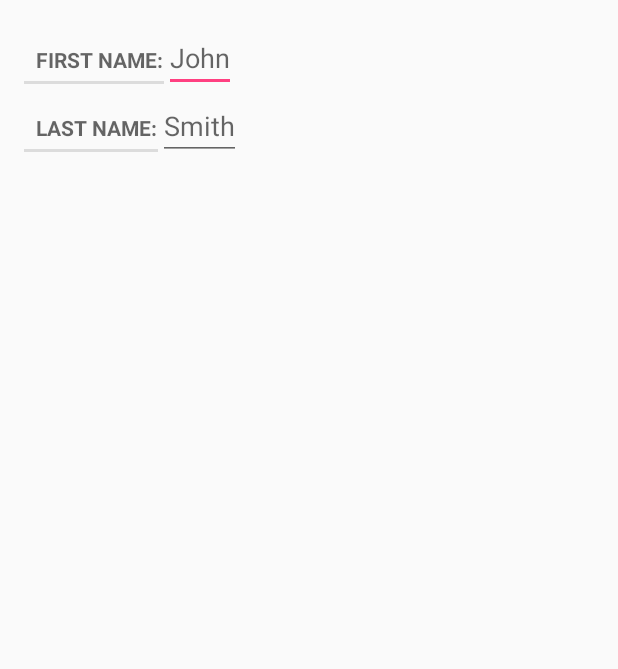
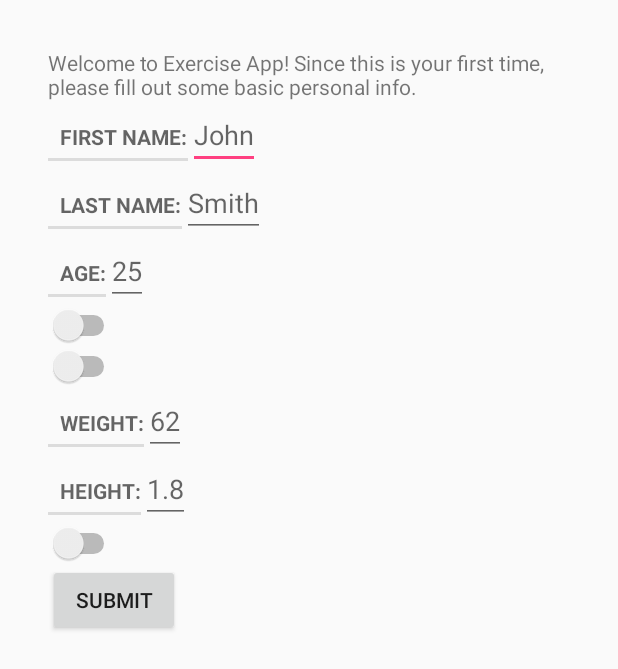
Before and after one commit to andersonda/group7project, an Android app: the layout fragment_register.xml on its own in the app's theme, with its tools: preview values and no code run, on a phone screen of 412 x 824 dp. Shown: the top 669 px of the screen. Run offline under Robolectric (Android 15) with nearby library versions, the phone set to English and light mode, and no system bars.

Commit message:
more updates to registration form

```diff
--- a/app/src/main/AndroidManifest.xml
+++ b/app/src/main/AndroidManifest.xml
@@ -1,10 +1,12 @@
 <?xml version="1.0" encoding="utf-8"?>
 <manifest xmlns:android="http://schemas.android.com/apk/res/android"
+    xmlns:tools="http://schemas.android.com/tools"
     package="edu.ecu.cs.exerciseapplication">
 
     <application
         android:allowBackup="true"
         android:icon="@mipmap/ic_launcher"
+        tools:replace="android:icon"
         android:label="@string/app_name"
         android:roundIcon="@mipmap/ic_launcher_round"
         android:supportsRtl="true"
--- a/app/src/main/java/edu/ecu/cs/exerciseapplication/User.java
+++ b/app/src/main/java/edu/ecu/cs/exerciseapplication/User.java
@@ -23,9 +23,19 @@ public class User extends SugarRecord<User> {
 
     private int mAge;
 
+    private boolean mIsMale;
+
     private static final double KG_TO_LB = 2.20462;
     private static final double M_TO_IN = 39.3701;
 
+    public User(String mFirstName, String mLastName, double mWeight, double mHeight, int mAge, boolean mIsMale) {
+        this.mFirstName = mFirstName;
+        this.mLastName = mLastName;
+        this.mWeight = mWeight;
+        this.mHeight = mHeight;
+        this.mAge = mAge;
+        this.mIsMale = mIsMale;
+    }
 
     public String getmFirstName() {
         return mFirstName;
@@ -73,6 +83,14 @@ public class User extends SugarRecord<User> {
 
     public void setmAge(int mAge) {
         this.mAge = mAge;
+    }
+
+    public boolean ismIsMale() {
+        return mIsMale;
+    }
+
+    public void setmIsMale(boolean mIsMale) {
+        this.mIsMale = mIsMale;
     }
 
     /**
--- a/app/src/main/res/layout/fragment_register.xml
+++ b/app/src/main/res/layout/fragment_register.xml
@@ -3,7 +3,12 @@
               android:orientation="vertical"
               android:layout_width="match_parent"
               android:layout_height="match_parent"
-              android:layout_margin="16dp">
+              android:layout_margin="32dp">
+
+    <TextView
+        android:layout_width="match_parent"
+        android:layout_height="wrap_content"
+        android:text="@string/register_welcome"/>
     <LinearLayout
         android:layout_width="wrap_content"
         android:layout_height="wrap_content"
@@ -38,4 +43,92 @@
             android:hint="@string/lname_hint"/>
     </LinearLayout>
 
+    <LinearLayout
+        android:layout_width="wrap_content"
+        android:layout_height="wrap_content"
+        android:orientation="horizontal">
+
+        <TextView
+            style="?android:listSeparatorTextViewStyle"
+            android:layout_width="wrap_content"
+            android:layout_height="wrap_content"
+            android:text="@string/register_age"/>
+        <EditText
+            android:id="@+id/register_age"
+            android:layout_width="wrap_content"
+            android:layout_height="wrap_content"
+            android:hint="@string/age_hint"/>
+
+    </LinearLayout>
+
+    <LinearLayout
+        android:layout_width="wrap_content"
+        android:layout_height="wrap_content"
+        android:orientation="vertical">
+
+        <Switch
+            android:id="@+id/register_height_toggle"
+            android:layout_width="wrap_content"
+            android:layout_height="wrap_content"
+            android:textOn="@string/register_pounds"
+            android:textOff="@string/register_kilo"/>
+
+        <Switch
+            android:id="@+id/register_weight_toggle"
+            android:layout_width="wrap_content"
+            android:layout_height="wrap_content"
+            android:textOn="@string/register_feet"
+            android:textOff="@string/register_meters"/>
+    </LinearLayout>
+
+    <LinearLayout
+        android:layout_width="wrap_content"
+        android:layout_height="wrap_content">
+
+        <TextView
+            style="?android:listSeparatorTextViewStyle"
+            android:layout_width="wrap_content"
+            android:layout_height="wrap_content"
+            android:text="@string/register_weight"/>
+        <EditText
+            android:id="@+id/register_weight"
+            android:layout_width="wrap_content"
+            android:layout_height="wrap_content"
+            android:hint="@string/weight_hint"/>
+    </LinearLayout>
+
+    <LinearLayout
+        android:layout_width="wrap_content"
+        android:layout_height="wrap_content">
+
+        <TextView
+            style="?android:listSeparatorTextViewStyle"
+            android:layout_width="wrap_content"
+            android:layout_height="wrap_content"
+            android:text="@string/register_height"/>
+        <EditText
+            android:id="@+id/register_height"
+            android:layout_width="wrap_content"
+            android:layout_height="wrap_content"
+            android:hint="@string/height_hint"/>
+    </LinearLayout>
+
+    <LinearLayout
+        android:layout_width="wrap_content"
+        android:layout_height="wrap_content"
+        android:orientation="vertical">
+
+        <Switch
+            android:id="@+id/register_sex_toggle"
+            android:layout_width="wrap_content"
+            android:layout_height="wrap_content"
+            android:textOn="@string/register_male"
+            android:textOff="@string/register_female"/>
+        <Button
+            android:id="@+id/register_submit"
+            android:layout_width="wrap_content"
+            android:layout_height="wrap_content"
+            android:text="@string/submit_button"/>
+
+    </LinearLayout>
 </LinearLayout>
--- a/app/src/main/res/values/strings.xml
+++ b/app/src/main/res/values/strings.xml
@@ -1,11 +1,22 @@
 <resources>
     <string name="app_name">Exercise Application</string>
 
+    <string name="register_welcome">Welcome to Exercise App! Since this is your first time, please fill out some basic personal info.</string>
     <string name="register_fname">First Name:</string>
     <string name="fname_hint">John</string>
     <string name="register_lname">Last Name:</string>
     <string name="lname_hint">Smith</string>
     <string name="register_age">Age:</string>
+    <string name="age_hint">25</string>
+    <string name="register_feet">Feet</string>
+    <string name="register_pounds">Pounds</string>
+    <string name="register_meters">Meters</string>
+    <string name="register_kilo">Kilograms</string>
     <string name="register_weight">Weight:</string>
+    <string name="weight_hint">62</string>
     <string name="register_height">Height:</string>
+    <string name="height_hint">1.8</string>
+    <string name="register_male">Male</string>
+    <string name="register_female">Female</string>
+    <string name="submit_button">Submit</string>
 </resources>
```
